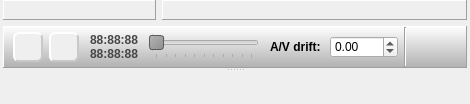
Above: Homer/forms/Widgets/ParticipantWidget.ui from Homer-Conferencing/Homer-Conferencing before the change. Below: the same form after it.
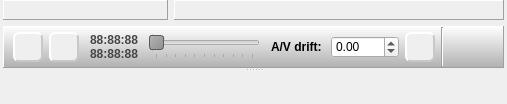
That is the form after the change. Icons and pictures are not drawn. Custom widgets are drawn as their Qt base class.

Commit message: - added controls for movie recording

What changed in the file:
```diff
--- a/Homer/forms/Widgets/ParticipantWidget.ui
+++ b/Homer/forms/Widgets/ParticipantWidget.ui
@@ -6,7 +6,7 @@
    <rect>
     <x>0</x>
     <y>0</y>
-    <width>470</width>
+    <width>507</width>
     <height>104</height>
    </rect>
   </property>
@@ -133,7 +133,7 @@
           <property name="frameShadow">
            <enum>QFrame::Raised</enum>
           </property>
-          <layout class="QHBoxLayout" name="horizontalLayout_4" stretch="10,0,0,1">
+          <layout class="QHBoxLayout" name="horizontalLayout_4" stretch="10,0,0,0,1">
            <property name="leftMargin">
             <number>9</number>
            </property>
@@ -637,6 +637,52 @@
              </layout>
             </widget>
            </item>
+           <item>
+            <widget class="QToolButton" name="mTbRecord">
+             <property name="minimumSize">
+              <size>
+               <width>30</width>
+               <height>30</height>
+              </size>
+             </property>
+             <property name="maximumSize">
+              <size>
+               <width>30</width>
+               <height>30</height>
+              </size>
+             </property>
+             <property name="toolTip">
+              <string>Play</string>
+             </property>
+             <property name="styleSheet">
+              <string notr="true">QToolButton{
+background-color: rgb(239, 239, 239);
+color: rgb(239, 239, 239);
+border-style: outset;
+border-width: 2px;
+border-color:  rgb(200, 200, 200);
+border-radius: 6px;
+}
+QToolButton:pressed{
+background-color: rgb(150, 150, 150);
+} 
+</string>
+             </property>
+             <property name="text">
+              <string>...</string>
+             </property>
+             <property name="icon">
+              <iconset resource="../../resources/Icons.qrc">
+               <normaloff>:/images/22_22/Audio_Record.png</normaloff>:/images/22_22/Audio_Record.png</iconset>
+             </property>
+             <property name="iconSize">
+              <size>
+               <width>22</width>
+               <height>22</height>
+              </size>
+             </property>
+            </widget>
+           </item>
            <item>
             <widget class="Line" name="line">
              <property name="orientation">
```
Left out of the diff: 1 changed line with no effect on the pictures. The commit also changes 2 other files.
